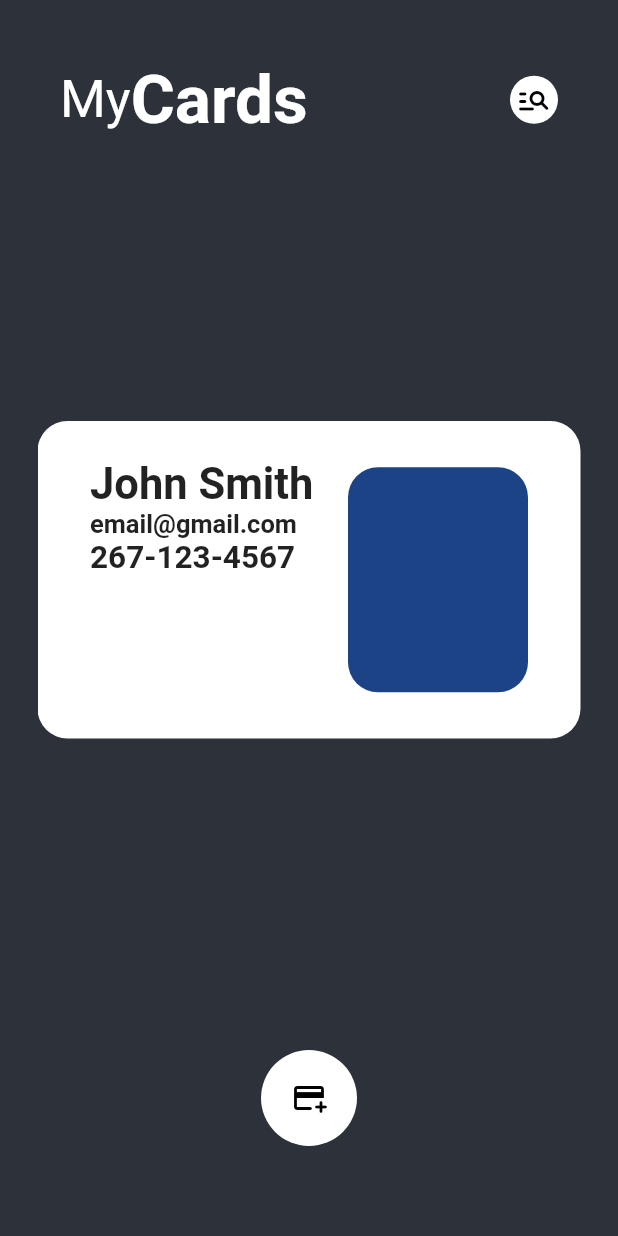
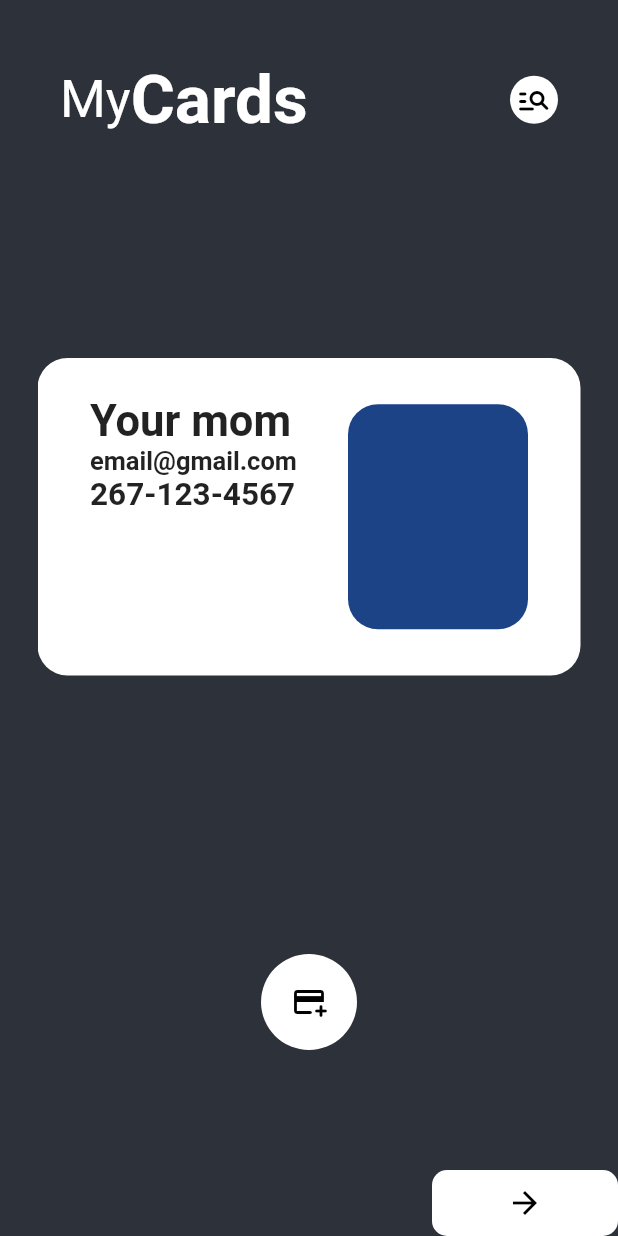
Before and after one commit to FroggoLight/WeCard-CI103-Course-Project, a Flutter app: the screen it shows after launch, after a tap on the "add card" icon, on a phone screen of 412 x 824 dp. Run offline on Flutter 3.47's test engine with Material 2 defaults, Android fonts, the light colour scheme and no system bars.

Commit message:
added buttons to go to new page and text box

```diff
--- a/carde/lib/Elements/addButtonElement.dart
+++ b/carde/lib/Elements/addButtonElement.dart
@@ -8,9 +8,9 @@ class AddButton extends StatelessWidget {
   @override
   Widget build(BuildContext context) {
     return Padding(
-            padding: EdgeInsets.all(60.0),
+            padding: EdgeInsets.all(80.0),
             child: Row(
-              mainAxisAlignment: MainAxisAlignment.center,
+              mainAxisAlignment: MainAxisAlignment.spaceAround,
               children: [
                 Container(
                   padding: EdgeInsets.all(20),
@@ -28,3 +28,59 @@ class AddButton extends StatelessWidget {
           );
   }
 }
+
+class NextPage extends StatelessWidget {
+  const NextPage({super.key});
+
+  @override
+  Widget build(BuildContext context) {
+    return Padding(
+            padding: EdgeInsets.all(0.0),
+            child: Row(
+              mainAxisAlignment: MainAxisAlignment.end,
+              children: [
+                Container(
+                  padding: EdgeInsets.symmetric(horizontal: 50.0, vertical: 10.0),
+                  decoration: BoxDecoration(
+                    color: Colors.white,
+                    shape: BoxShape.rectangle,
+                    borderRadius: BorderRadius.circular(10.0)
+                  ),
+                  child: Icon(
+                    Icons.arrow_forward,
+                    color: Colors.black,
+                  ),
+                ),
+              ],
+            ),
+          );
+  }
+}
+
+class BackPage extends StatelessWidget {
+  const BackPage({super.key});
+
+  @override
+  Widget build(BuildContext context) {
+    return Padding(
+            padding: EdgeInsets.all(0.0),
+            child: Row(
+              mainAxisAlignment: MainAxisAlignment.start,
+              children: [
+                Container(
+                  padding: EdgeInsets.symmetric(horizontal: 50.0, vertical: 10.0),
+                  decoration: BoxDecoration(
+                    color: Colors.white,
+                    shape: BoxShape.rectangle,
+                    borderRadius: BorderRadius.circular(10.0)
+                  ),
+                  child: Icon(
+                    Icons.arrow_back,
+                    color: Colors.black,
+                  ),
+                ),
+              ],
+            ),
+          );
+  }
+}
--- a/carde/lib/Elements/cardElement.dart
+++ b/carde/lib/Elements/cardElement.dart
@@ -22,7 +22,7 @@ class TheCard extends StatelessWidget {
               Column(
                 crossAxisAlignment: CrossAxisAlignment.start,
                 children: [
-                  Text("John Smith",
+                  Text("Your mom",
                       style:
                           TextStyle(fontSize: 29, fontWeight: FontWeight.bold)),
                   Text("email@gmail.com",
```
Also changed, not shown: carde/lib/Elements/pageElement.dart (added, +52 -0 lines), carde/lib/Pages/homePage.dart (+60 -2 lines).
